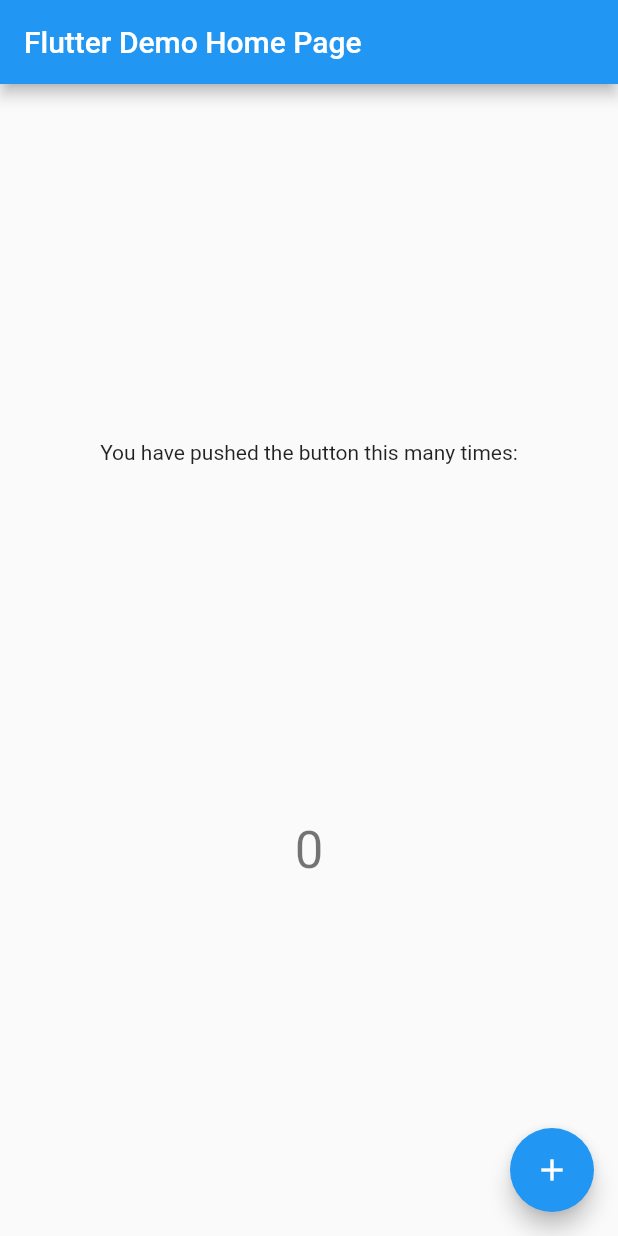
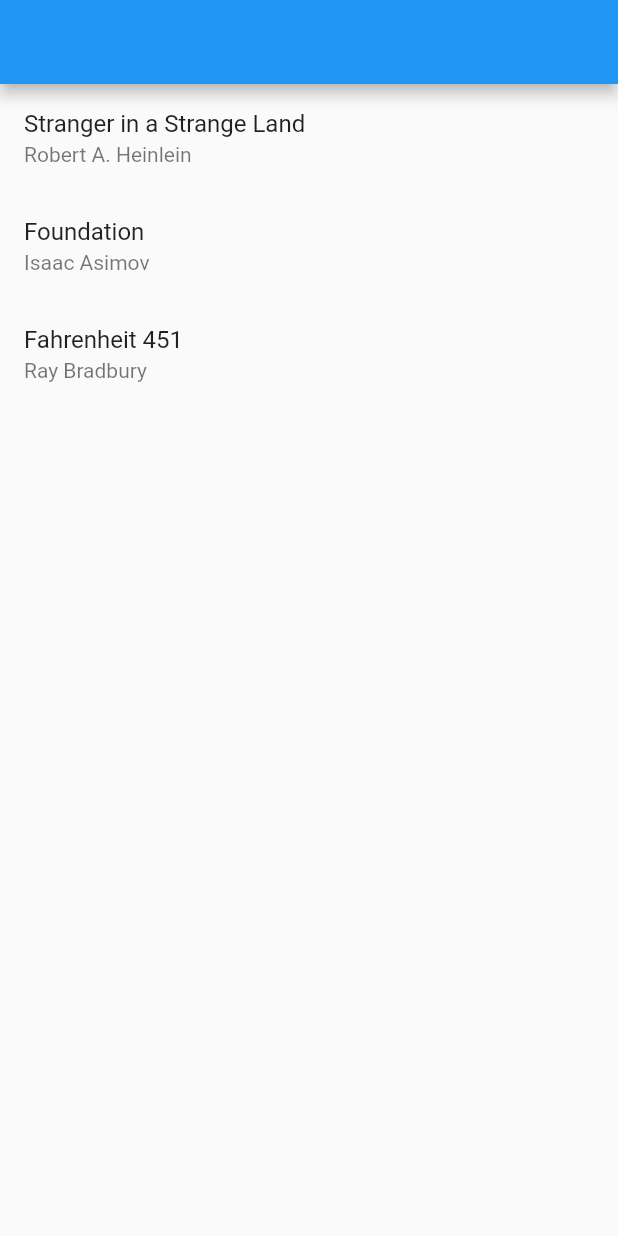
Before and after one commit to prowe/flutter_quiz, a Flutter app: the screen it shows after launch, on a phone screen of 412 x 824 dp. Run offline on Flutter 3.47's test engine with Material 2 defaults, Android fonts, the phone set to English and light mode, and no system bars.

Commit message:
books works

```diff
--- /dev/null
+++ b/lib/books.dart
@@ -0,0 +1,137 @@
+import 'package:flutter/material.dart';
+
+class Book {
+  final String title;
+  final String author;
+
+  Book(this.title, this.author);
+}
+
+class BooksApp extends StatefulWidget {
+  @override
+  State<StatefulWidget> createState() => _BooksAppState();
+}
+
+class _BooksAppState extends State<BooksApp> {
+  Book _selectedBook;
+  bool show404 = false;
+  List<Book> books = [
+    Book('Stranger in a Strange Land', 'Robert A. Heinlein'),
+    Book('Foundation', 'Isaac Asimov'),
+    Book('Fahrenheit 451', 'Ray Bradbury'),
+  ];
+
+  void initState() {
+    super.initState();
+  }
+
+  @override
+  Widget build(BuildContext context) {
+    return MaterialApp(
+      title: 'Books App',
+      home: Navigator(
+        pages: [
+          MaterialPage(
+            key: ValueKey('BooksListPage'),
+            child: BooksListScreen(
+              books: books,
+              onTapped: _handleBookTapped,
+            ),
+          ),
+          // if (_selectedBook != null) BookDetailsPage(book: _selectedBook),
+          if (_selectedBook != null)
+            MaterialPage(
+              key: ValueKey(_selectedBook),
+              child: BookDetailsScreen(book: _selectedBook),
+            ),
+        ],
+        onPopPage: (route, result) {
+          if (!route.didPop(result)) {
+            return false;
+          }
+
+          // Update the list of pages by setting _selectedBook to null
+          setState(() {
+            _selectedBook = null;
+          });
+
+          return true;
+        },
+      ),
+    );
+  }
+
+  void _handleBookTapped(Book book) {
+    setState(() {
+      _selectedBook = book;
+    });
+  }
+}
+
+class BooksListScreen extends StatelessWidget {
+  final List<Book> books;
+  final ValueChanged<Book> onTapped;
+
+  BooksListScreen({
+    @required this.books,
+    @required this.onTapped,
+  });
+
+  @override
+  Widget build(BuildContext context) {
+    return Scaffold(
+      appBar: AppBar(),
+      body: ListView(
+        children: [
+          for (var book in books)
+            ListTile(
+              title: Text(book.title),
+              subtitle: Text(book.author),
+              onTap: () => onTapped(book),
+            )
+        ],
+      ),
+    );
+  }
+}
+
+class BookDetailsPage extends Page {
+  final Book book;
+
+  BookDetailsPage({this.book}) : super(key: ValueKey(book));
+
+  @override
+  Route createRoute(BuildContext context) {
+    return MaterialPageRoute(
+      settings: this,
+      builder: (BuildContext context) {
+        return BookDetailsScreen(book: book);
+      },
+    );
+  }
+}
+
+class BookDetailsScreen extends StatelessWidget {
+  final Book book;
+
+  BookDetailsScreen({@required this.book});
+
+  @override
+  Widget build(BuildContext context) {
+    return Scaffold(
+      appBar: AppBar(),
+      body: Padding(
+        padding: const EdgeInsets.all(8.0),
+        child: Column(
+          crossAxisAlignment: CrossAxisAlignment.start,
+          children: [
+            if (book != null) ...[
+              Text(book.title, style: Theme.of(context).textTheme.headline6),
+              Text(book.author, style: Theme.of(context).textTheme.subtitle1),
+            ],
+          ],
+        ),
+      ),
+    );
+  }
+}
--- a/lib/main.dart
+++ b/lib/main.dart
@@ -1,7 +1,8 @@
 import 'package:flutter/material.dart';
+import 'package:flutter_client/books.dart';
 
 void main() {
-  runApp(MyApp());
+  runApp(BooksApp());
 }
 
 class MyApp extends StatelessWidget {
```
Also changed, not shown: lib/question.dart (deleted), 1 other file.
